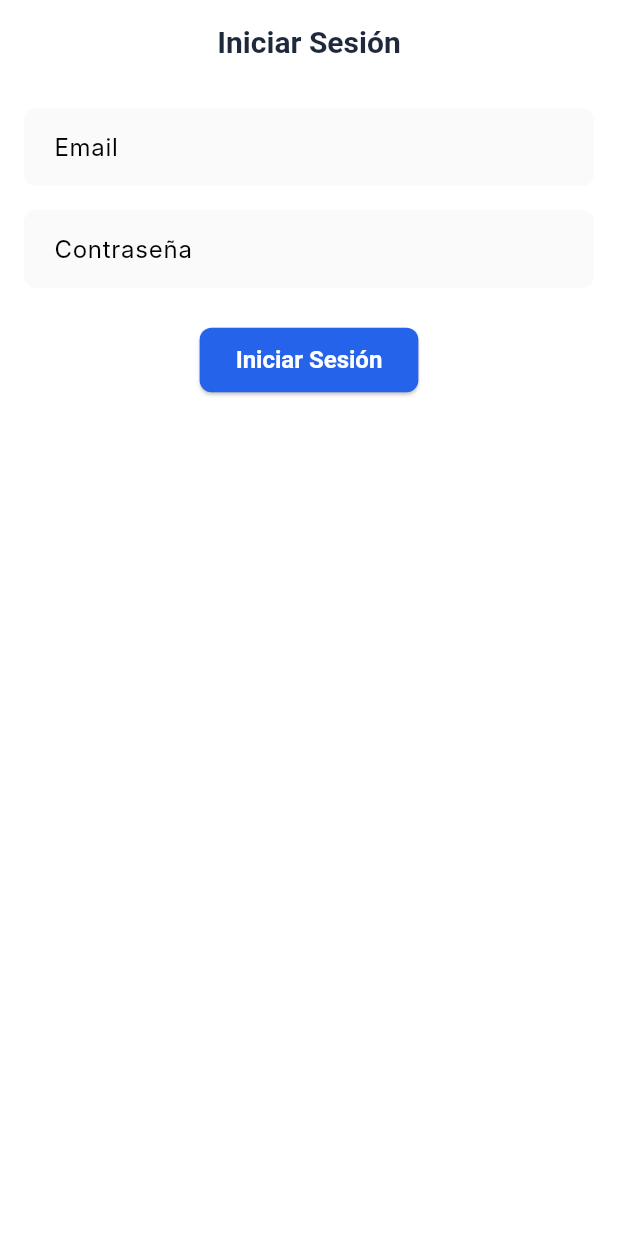
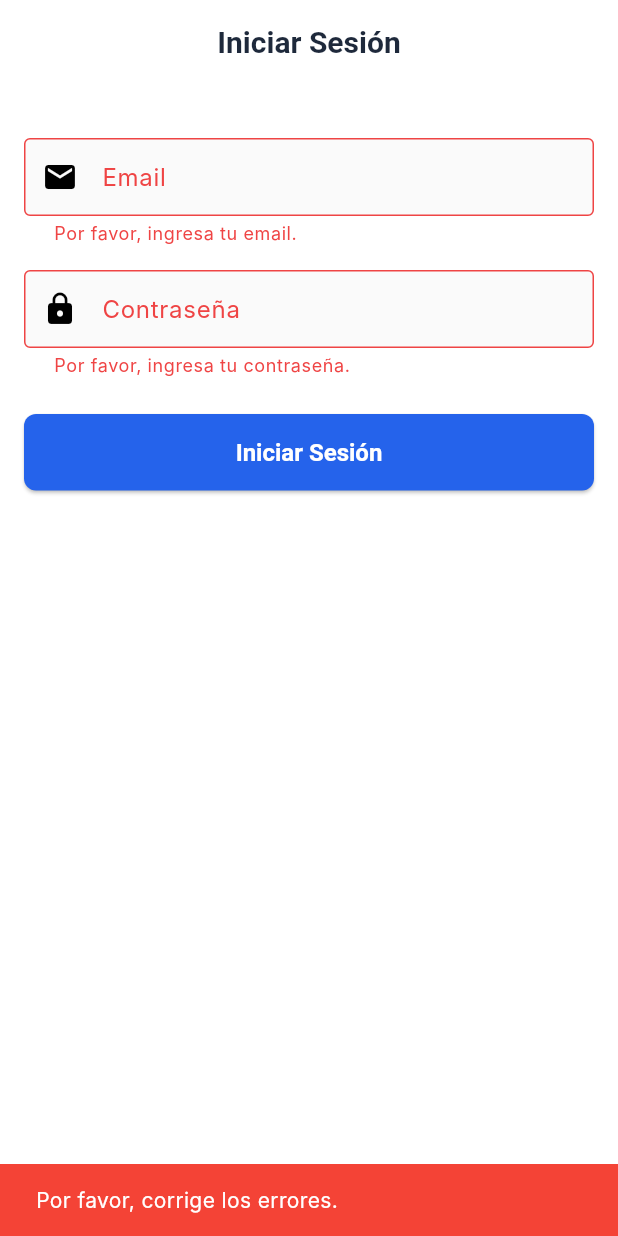
Before and after one commit to imdemian/cowork_mobile, a Flutter app: the screen it shows after launch, after a tap on "Iniciar Sesión", on a phone screen of 412 x 824 dp. Run offline on Flutter 3.47's test engine with Material 3 defaults, Android fonts, the phone set to English and light mode, and no system bars; our stand-ins replace dartz, dio, get_it; Roboto replaces fonts that are missing (Inter).

Commit message:
Implementación de LogIn
Se añadió el LogIn con una pequeña interacción simulada para demostrar su funcionamiento, sin embargo, es necesario conectar los endpoints correspondientes para la conexión a la BD

```diff
--- a/lib/features/auth/data/models/user_model.dart
+++ b/lib/features/auth/data/models/user_model.dart
@@ -7,15 +7,15 @@ part 'user_model.g.dart';
 class UserModel {
   final int id;
   final String email;
-  final String? first_name;
-  final String? last_name;
+  final String? firstName;
+  final String? lastName;
   final String? token;
 
   UserModel({
     required this.id,
     required this.email,
-    this.first_name,
-    this.last_name,
+    this.firstName,
+    this.lastName,
     this.token,
   });
 
@@ -26,16 +26,16 @@ class UserModel {
   UserEntity toEntity() => UserEntity(
     id: id,
     email: email,
-    firstName: first_name,
-    lastName: last_name,
+    firstName: firstName,
+    lastName: lastName,
     token: token,
   );
 
   factory UserModel.fromEntity(UserEntity entity) => UserModel(
     id: entity.id,
     email: entity.email,
-    first_name: entity.firstName,
-    last_name: entity.lastName,
+    firstName: entity.firstName,
+    lastName: entity.lastName,
     token: entity.token,
   );
 }
--- a/lib/features/auth/presentation/pages/login_page.dart
+++ b/lib/features/auth/presentation/pages/login_page.dart
@@ -1,30 +1,120 @@
 import 'package:flutter/material.dart';
 
-class LoginPage extends StatelessWidget {
+class LoginPage extends StatefulWidget {
   const LoginPage({super.key});
+
+  @override
+  State<LoginPage> createState() => _LoginPageState();
+}
+
+class _LoginPageState extends State<LoginPage> {
+  // Clave global para identificar y validar nuestro formulario.
+  final _formKey = GlobalKey<FormState>();
+
+  // Controladores para leer los valores de los campos de texto.
+  final _emailController = TextEditingController();
+  final _passwordController = TextEditingController();
+
+  @override
+  void dispose() {
+    // Es importante desechar los controladores para liberar memoria.
+    _emailController.dispose();
+    _passwordController.dispose();
+    super.dispose();
+  }
+
+  void _login() {
+    // Oculta el teclado para que el usuario pueda ver el SnackBar.
+    FocusScope.of(context).unfocus();
+
+    // El método validate() ejecuta el validador de cada TextFormField.
+    // Si todos devuelven null (sin errores), retorna true.
+    if (_formKey.currentState?.validate() ?? false) {
+      // Si el formulario es válido, muestra un SnackBar de éxito.
+      ScaffoldMessenger.of(context).showSnackBar(
+        SnackBar(
+          content: Text('¡Login exitoso! Email: ${_emailController.text}'),
+          backgroundColor: Colors.green,
+        ),
+      );
+      // Aquí iría la lógica para llamar a tu API o servicio de autenticación.
+    } else {
+      // Si el formulario no es válido, muestra un SnackBar de error.
+      ScaffoldMessenger.of(context).showSnackBar(
+        const SnackBar(
+          content: Text('Por favor, corrige los errores.'),
+          backgroundColor: Colors.red,
+        ),
+      );
+    }
+  }
 
   @override
   Widget build(BuildContext context) {
     return Scaffold(
       appBar: AppBar(title: const Text('Iniciar Sesión')),
-      body: Padding(
+      body: SingleChildScrollView(
+        // Evita que los elementos se desborden en pantallas pequeñas
+        child: Padding(
           padding: const EdgeInsets.all(16.0),
+          // El widget Form es el contenedor para los campos de texto validables.
+          child: Form(
+            key: _formKey,
             child: Column(
+              crossAxisAlignment: CrossAxisAlignment.stretch,
               children: [
-            TextField(decoration: const InputDecoration(labelText: 'Email')),
+                const SizedBox(height: 20),
+                TextFormField(
+                  controller: _emailController,
+                  decoration: const InputDecoration(
+                    labelText: 'Email',
+                    border: OutlineInputBorder(),
+                    prefixIcon: Icon(Icons.email),
+                  ),
+                  keyboardType: TextInputType.emailAddress,
+                  validator: (value) {
+                    if (value == null || value.isEmpty) {
+                      return 'Por favor, ingresa tu email.';
+                    }
+                    // Expresión regular simple para validar el formato del email.
+                    if (!RegExp(r'\S+@\S+\.\S+').hasMatch(value)) {
+                      return 'Por favor, ingresa un email válido.';
+                    }
+                    return null; // Retorna null si la validación es exitosa.
+                  },
+                ),
                 const SizedBox(height: 16),
-            TextField(
-              decoration: const InputDecoration(labelText: 'Contraseña'),
-              obscureText: true,
+                TextFormField(
+                  controller: _passwordController,
+                  decoration: const InputDecoration(
+                    labelText: 'Contraseña',
+                    border: OutlineInputBorder(),
+                    prefixIcon: Icon(Icons.lock),
+                  ),
+                  obscureText: true, // Oculta el texto de la contraseña.
+                  validator: (value) {
+                    if (value == null || value.isEmpty) {
+                      return 'Por favor, ingresa tu contraseña.';
+                    }
+                    if (value.length < 6) {
+                      return 'La contraseña debe tener al menos 6 caracteres.';
+                    }
+                    return null; // Retorna null si la validación es exitosa.
+                  },
                 ),
                 const SizedBox(height: 24),
                 ElevatedButton(
-              onPressed: () {},
+                  onPressed: _login, // Llama a la función _login al presionar.
+                  style: ElevatedButton.styleFrom(
+                    padding: const EdgeInsets.symmetric(vertical: 16),
+                  ),
                   child: const Text('Iniciar Sesión'),
                 ),
               ],
             ),
           ),
+        ),
+      ),
     );
   }
 }
--- a/lib/main.dart
+++ b/lib/main.dart
@@ -2,7 +2,6 @@ import 'package:cowork_frontend/features/auth/presentation/pages/login_page.dart
 import 'package:flutter/material.dart';
 import 'package:cowork_frontend/core/themes/app_theme.dart';
 import 'package:cowork_frontend/injection/dependency_injection.dart';
-import 'package:cowork_frontend/features/home/presentation/pages/home_page.dart';
 
 void main() {
   // Configurar dependencias
```
Also changed, not shown: lib/features/auth/data/models/user_model.g.dart. Lines whose indentation alone changed are shown as unchanged.
